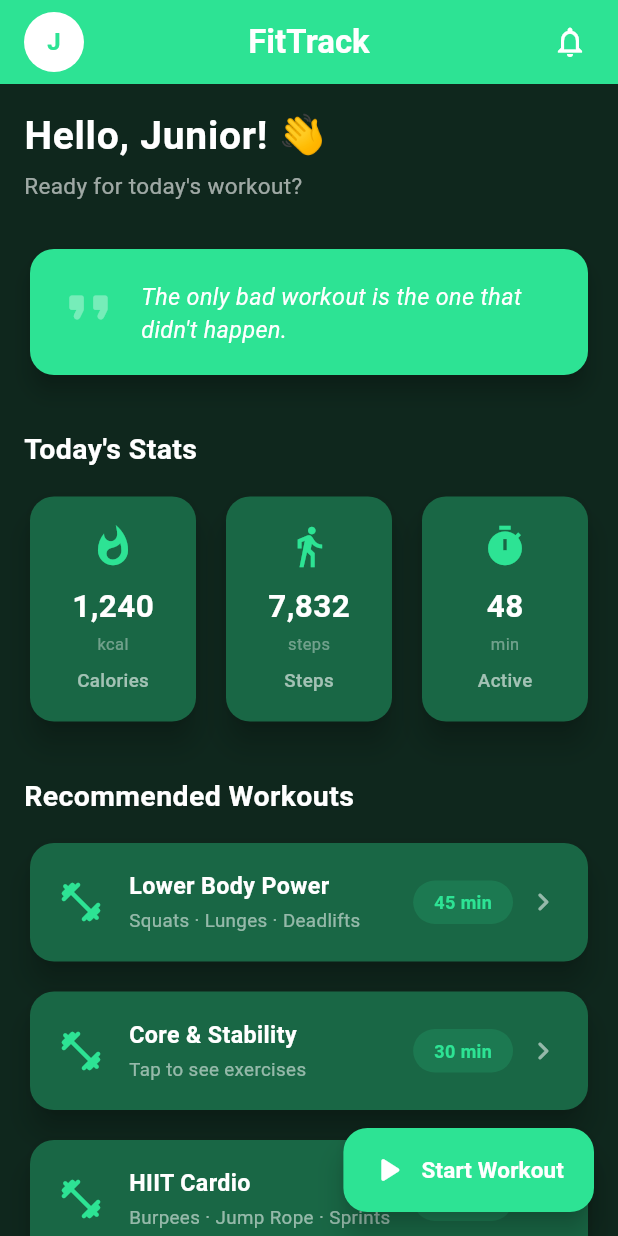
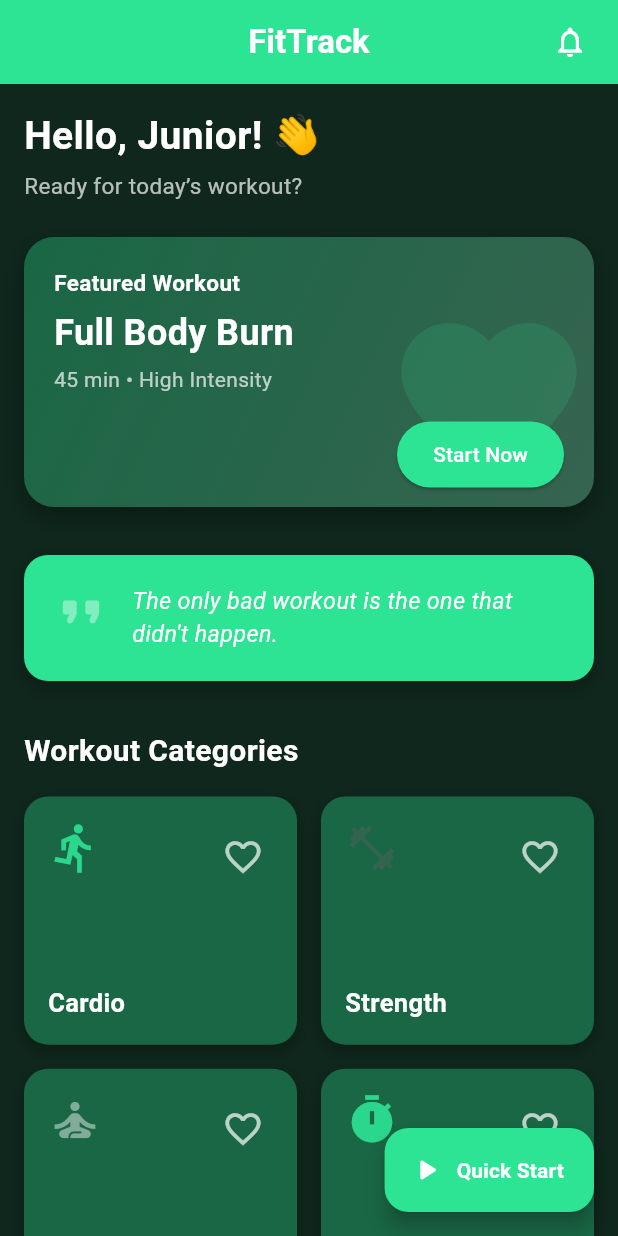
Before and after one commit to JuniorSillo/fitness_tracker, a Flutter app: the screen it shows after launch, on a phone screen of 412 x 824 dp. Run offline on Flutter 3.47's test engine with Material 3 defaults, Android fonts, the phone set to English and light mode, and no system bars.

Commit message:
Refactor main.dart for UI improvements and cleanup
Removed leading avatar and updated text styles and layout for better UI. Refactored workout card and category tile components for improved structure.

```diff
--- a/fitness_tracker/lib/main.dart
+++ b/fitness_tracker/lib/main.dart
@@ -54,21 +54,6 @@ class _HomeScreenState extends State<HomeScreen> {
     return Scaffold(
       appBar: AppBar(
         backgroundColor: const Color(0xFF2DE394),
-        leading: const Padding(
-          padding: EdgeInsets.only(left: 16),
-          child: CircleAvatar(
-            radius: 18,
-            backgroundColor: Colors.white,
-            child: Text(
-              'J',
-              style: TextStyle(
-                color: Color(0xFF2DE394),
-                fontWeight: FontWeight.bold,
-                fontSize: 16,
-              ),
-            ),
-          ),
-        ),
         title: const Text(
           'FitTrack',
           style: TextStyle(
@@ -97,300 +82,304 @@ class _HomeScreenState extends State<HomeScreen> {
                 fontSize: 26,
                 fontWeight: FontWeight.bold,
                 color: Colors.white,
-                letterSpacing: 0.5,
               ),
             ),
             const SizedBox(height: 4),
             const Text(
-              'Ready for today\'s workout?',
-              style: TextStyle(fontSize: 15, color: Colors.white60),
+              'Ready for today’s workout?',
+              style: TextStyle(fontSize: 15, color: Colors.white70),
             ),
-            const SizedBox(height: 28),
+
+            const SizedBox(height: 24),
 
 
-            Card(
+            FeaturedWorkoutBanner(),
+
+            const SizedBox(height: 32),
+
+
+            Container(
+              width: double.infinity,
+              padding: const EdgeInsets.all(20),
+              decoration: BoxDecoration(
                 color: const Color(0xFF2DE394),
-              elevation: 6,
-              shape: RoundedRectangleBorder(
                 borderRadius: BorderRadius.circular(16),
+                boxShadow: [
+                  BoxShadow(
+                    color: Colors.black.withOpacity(0.25),
+                    blurRadius: 10,
+                    offset: const Offset(0, 4),
                   ),
-              child: Padding(
-                padding: const EdgeInsets.all(20),
+                ],
+              ),
               child: Row(
                 crossAxisAlignment: CrossAxisAlignment.start,
                 children: [
                   Icon(
                     Icons.format_quote_rounded,
-                      color: Colors.white.withOpacity(0.35),
-                      size: 38,
+                    color: Colors.white.withOpacity(0.4),
+                    size: 36,
                   ),
                   const SizedBox(width: 16),
                   Expanded(
                     child: Text(
-                        _quote ?? 'Loading your daily motivation...',
+                      _quote ?? 'Loading motivation...',
                       style: const TextStyle(
                         color: Colors.white,
                         fontSize: 15.5,
                         fontStyle: FontStyle.italic,
-                          height: 1.45,
+                        height: 1.4,
                       ),
                     ),
                   ),
                 ],
               ),
             ),
-            ),
 
             const SizedBox(height: 32),
 
             const Text(
-              'Today\'s Stats',
+              'Workout Categories',
               style: TextStyle(
-                fontSize: 19,
+                fontSize: 20,
                 fontWeight: FontWeight.bold,
                 color: Colors.white,
               ),
             ),
-            const SizedBox(height: 14),
+            const SizedBox(height: 16),
 
 
-            Row(
-              children: [
-                _StatCard(
-                  label: 'Calories',
-                  value: '1,240',
-                  unit: 'kcal',
-                  icon: Icons.whatshot,
+            LayoutBuilder(
+              builder: (context, constraints) {
+                int crossAxisCount = 2;
+                if (constraints.maxWidth > 600) crossAxisCount = 3;
+                if (constraints.maxWidth > 900) crossAxisCount = 4;
+
+                return GridView.count(
+                  shrinkWrap: true,
+                  physics: const NeverScrollableScrollPhysics(),
+                  crossAxisCount: crossAxisCount,
+                  mainAxisSpacing: 16,
+                  crossAxisSpacing: 16,
+                  childAspectRatio: 1.1,
+                  children: const [
+                    WorkoutCategoryTile(
+                      title: 'Cardio',
+                      icon: Icons.directions_run,
+                      color: Color(0xFF2DE394),
                     ),
-                const SizedBox(width: 12),
-                _StatCard(
-                  label: 'Steps',
-                  value: '7,832',
-                  unit: 'steps',
-                  icon: Icons.directions_walk,
+                    WorkoutCategoryTile(
+                      title: 'Strength',
+                      icon: Icons.fitness_center,
+                      color: Color(0xFF366450),
                     ),
-                const SizedBox(width: 12),
-                _StatCard(
-                  label: 'Active',
-                  value: '48',
-                  unit: 'min',
+                    WorkoutCategoryTile(
+                      title: 'Flexibility',
+                      icon: Icons.self_improvement,
+                      color: Color(0xFF8DB3A3),
+                    ),
+                    WorkoutCategoryTile(
+                      title: 'HIIT',
                       icon: Icons.timer,
+                      color: Color(0xFF2DE394),
                     ),
                   ],
+                );
+              },
             ),
 
-            const SizedBox(height: 32),
-
-            const Text(
-              'Recommended Workouts',
-              style: TextStyle(
-                fontSize: 19,
-                fontWeight: FontWeight.bold,
-                color: Colors.white,
-              ),
-            ),
-            const SizedBox(height: 14),
-
-
-            _WorkoutCard(
-              title: 'Lower Body Power',
-              subtitle: 'Squats · Lunges · Deadlifts',
-              duration: '45 min',
-            ),
-            const SizedBox(height: 12),
-            _WorkoutCard(
-              title: 'Core & Stability',
-              subtitle: null,
-              duration: '30 min',
-            ),
-            const SizedBox(height: 12),
-            _WorkoutCard(
-              title: 'HIIT Cardio',
-              subtitle: 'Burpees · Jump Rope · Sprints',
-              duration: '25 min',
-            ),
+            const SizedBox(height: 80),
           ],
         ),
       ),
       floatingActionButton: FloatingActionButton.extended(
-        onPressed: () {
-          ScaffoldMessenger.of(context).showSnackBar(
-            const SnackBar(
-              content: Text('Let\'s crush today\'s workout! 🔥'),
-              backgroundColor: Color(0xFF2DE394),
-            ),
-          );
-        },
+        onPressed: () {},
         backgroundColor: const Color(0xFF2DE394),
-        icon: const Icon(Icons.play_arrow_rounded, color: Colors.white, size: 28),
+        icon: const Icon(Icons.play_arrow_rounded, color: Colors.white),
         label: const Text(
-          'Start Workout',
-          style: TextStyle(
-            color: Colors.white,
-            fontWeight: FontWeight.bold,
-            fontSize: 15,
-          ),
-        ),
-        elevation: 8,
-      ),
-    );
-  }
-}
-
-class _StatCard extends StatelessWidget {
-  final String label;
-  final String value;
-  final String unit;
-  final IconData icon;
-
-  const _StatCard({
-    required this.label,
-    required this.value,
-    required this.unit,
-    required this.icon,
-    super.key,
-  });
-
-  @override
-  Widget build(BuildContext context) {
-    return Expanded(
-      child: Card(
-        elevation: 8,
-        color: const Color(0xFF196745),
-        shape: RoundedRectangleBorder(
-          borderRadius: BorderRadius.circular(16),
-        ),
-        child: Padding(
-          padding: const EdgeInsets.symmetric(vertical: 18, horizontal: 12),
-          child: Column(
-            mainAxisAlignment: MainAxisAlignment.center,
-            children: [
-              Icon(
-                icon,
-                color: const Color(0xFF2DE394),
-                size: 30,
-              ),
-              const SizedBox(height: 10),
-              Text(
-                value,
-                style: const TextStyle(
-                  color: Colors.white,
-                  fontSize: 21,
-                  fontWeight: FontWeight.bold,
-                ),
-              ),
-              const SizedBox(height: 2),
-              Text(
-                unit,
-                style: const TextStyle(
-                  color: Colors.white38,
-                  fontSize: 11,
-                ),
-              ),
-              const SizedBox(height: 8),
-              Text(
-                label,
-                style: const TextStyle(
-                  color: Colors.white60,
-                  fontSize: 12.5,
-                  fontWeight: FontWeight.w500,
-                ),
-              ),
-            ],
-          ),
+          'Quick Start',
+          style: TextStyle(color: Colors.white, fontWeight: FontWeight.bold),
         ),
       ),
     );
   }
 }
 
-class _WorkoutCard extends StatelessWidget {
-  final String title;
-  final String? subtitle;
-  final String duration;
 
-  const _WorkoutCard({
-    required this.title,
-    required this.subtitle,
-    required this.duration,
-    super.key,
-  });
+class FeaturedWorkoutBanner extends StatelessWidget {
+  const FeaturedWorkoutBanner({super.key});
 
   @override
   Widget build(BuildContext context) {
-    return Card(
-      elevation: 8,
-      color: const Color(0xFF196745),
-      shape: RoundedRectangleBorder(
-        borderRadius: BorderRadius.circular(16),
+    return Container(
+      height: 180,
+      decoration: BoxDecoration(
+        borderRadius: BorderRadius.circular(20),
+        gradient: const LinearGradient(
+          begin: Alignment.topLeft,
+          end: Alignment.bottomRight,
+          colors: [
+            Color(0xFF196745),
+            Color(0xFF366450),
+          ],
         ),
-      child: InkWell(
-        borderRadius: BorderRadius.circular(16),
-        onTap: () {
-          ScaffoldMessenger.of(context).showSnackBar(
-            SnackBar(
-              content: Text('Launching $title... 💪'),
-              backgroundColor: const Color(0xFF2DE394),
-              behavior: SnackBarBehavior.floating,
+        boxShadow: [
+          BoxShadow(
+            color: Colors.black.withOpacity(0.3),
+            blurRadius: 12,
+            offset: const Offset(0, 6),
           ),
-          );
-        },
-        child: Padding(
-          padding: const EdgeInsets.all(18),
-          child: Row(
+        ],
+      ),
+      child: Stack(
         children: [
-              const Icon(
-                Icons.fitness_center_rounded,
-                color: Color(0xFF2DE394),
-                size: 32,
+          Positioned(
+            bottom: 0,
+            right: 0,
+            child: Opacity(
+              opacity: 0.15,
+              child: Icon(
+                Icons.favorite,
+                size: 140,
+                color: const Color(0xFF2DE394),
               ),
-              const SizedBox(width: 16),
-              Expanded(
+            ),
+          ),
+          Padding(
+            padding: const EdgeInsets.all(20),
             child: Column(
               crossAxisAlignment: CrossAxisAlignment.start,
+              mainAxisAlignment: MainAxisAlignment.center,
               children: [
-                    Text(
-                      title,
-                      style: const TextStyle(
+                const Text(
+                  'Featured Workout',
+                  style: TextStyle(
                     color: Colors.white,
-                        fontWeight: FontWeight.bold,
-                        fontSize: 15.5,
+                    fontSize: 15,
+                    fontWeight: FontWeight.w600,
                   ),
                 ),
-                    const SizedBox(height: 3),
-                    Text(
-                      subtitle ?? 'Tap to see exercises',
-                      style: const TextStyle(
-                        color: Colors.white54,
-                        fontSize: 12.5,
+                const SizedBox(height: 6),
+                const Text(
+                  'Full Body Burn',
+                  style: TextStyle(
+                    color: Colors.white,
+                    fontSize: 24,
+                    fontWeight: FontWeight.bold,
+                  ),
+                ),
+                const SizedBox(height: 4),
+                const Text(
+                  '45 min • High Intensity',
+                  style: TextStyle(color: Colors.white70, fontSize: 14),
+                ),
+                const SizedBox(height: 16),
+                Align(
+                  alignment: Alignment.centerRight,
+                  child: ElevatedButton(
+                    onPressed: () {},
+                    style: ElevatedButton.styleFrom(
+                      backgroundColor: const Color(0xFF2DE394),
+                      foregroundColor: Colors.white,
+                      shape: RoundedRectangleBorder(
+                        borderRadius: BorderRadius.circular(30),
+                      ),
+                      padding: const EdgeInsets.symmetric(
+                        horizontal: 24,
+                        vertical: 12,
+                      ),
+                    ),
+                    child: const Text('Start Now'),
                   ),
                 ),
               ],
             ),
           ),
-              Container(
-                padding: const EdgeInsets.symmetric(horizontal: 14, vertical: 6),
+        ],
+      ),
+    );
+  }
+}
+
+
+class WorkoutCategoryTile extends StatefulWidget {
+  final String title;
+  final IconData icon;
+  final Color color;
+
+  const WorkoutCategoryTile({
+    required this.title,
+    required this.icon,
+    required this.color,
+    super.key,
+  });
+
+  @override
+  State<WorkoutCategoryTile> createState() => _WorkoutCategoryTileState();
+}
+
+class _WorkoutCategoryTileState extends State<WorkoutCategoryTile> {
+  bool _isFavorite = false;
+
+  @override
+  Widget build(BuildContext context) {
+    return GestureDetector(
+      onTap: () {
+
+      },
+      child: Container(
         decoration: BoxDecoration(
-                  color: const Color(0xFF2DE394).withOpacity(0.15),
-                  borderRadius: BorderRadius.circular(30),
+          color: const Color(0xFF196745),
+          borderRadius: BorderRadius.circular(16),
+          boxShadow: [
+            BoxShadow(
+              color: Colors.black.withOpacity(0.25),
+              blurRadius: 8,
+              offset: const Offset(0, 4),
             ),
+          ],
+        ),
+        child: Stack(
+          children: [
+            Positioned(
+              top: 16,
+              left: 16,
+              child: Icon(
+                widget.icon,
+                size: 36,
+                color: widget.color.withOpacity(0.9),
+              ),
+            ),
+            Positioned(
+              top: 16,
+              right: 12,
+              child: IconButton(
+                icon: Icon(
+                  _isFavorite ? Icons.favorite : Icons.favorite_border,
+                  color: _isFavorite ? const Color(0xFF2DE394) : Colors.white70,
+                  size: 28,
+                ),
+                onPressed: () {
+                  setState(() {
+                    _isFavorite = !_isFavorite;
+                  });
+                },
+              ),
+            ),
+            Positioned(
+              bottom: 16,
+              left: 16,
+              right: 16,
               child: Text(
-                  duration,
+                widget.title,
                 style: const TextStyle(
-                    color: Color(0xFF2DE394),
-                    fontSize: 12,
+                  color: Colors.white,
+                  fontSize: 17,
                   fontWeight: FontWeight.bold,
                 ),
               ),
             ),
-              const SizedBox(width: 8),
-              const Icon(
-                Icons.chevron_right_rounded,
-                color: Colors.white54,
-                size: 24,
-              ),
           ],
-          ),
         ),
       ),
     );
```
Lines whose indentation alone changed are shown as unchanged.
